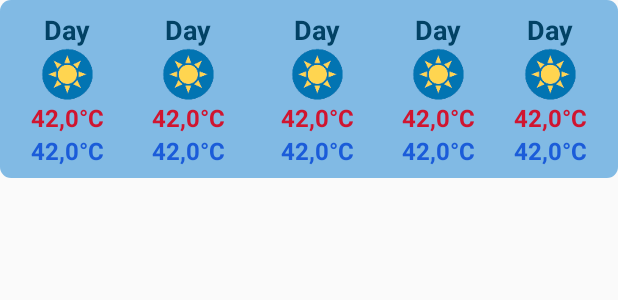
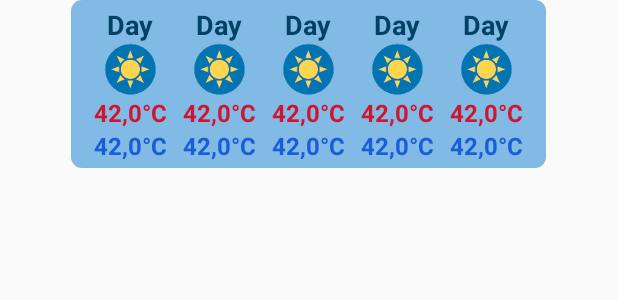
Before and after one commit to woheller69/weather, an Android app: the layout weather_widget_5day.xml on its own in the app's theme, with its tools: preview values and no code run, on a phone screen of 412 x 824 dp. Shown: the top 300 px of the screen. Run offline under Robolectric (Android 15) with nearby library versions, the phone set to English and light mode, and no system bars.

Commit message:
Modifiy widget layouts #36

```diff
--- a/app/src/main/res/layout/weather_widget.xml
+++ b/app/src/main/res/layout/weather_widget.xml
@@ -1,8 +1,10 @@
 <RelativeLayout xmlns:android="http://schemas.android.com/apk/res/android"
     android:layout_width="wrap_content"
     android:layout_height="wrap_content"
+    android:layout_gravity="top|center_horizontal"
+    android:paddingStart="10dp"
+    android:paddingEnd="10dp"
     android:id="@+id/widget_layout"
-
     android:previewImage="@drawable/weather_widget_preview">
 
     <ImageView
@@ -33,7 +35,7 @@
         android:text="CityName"
         android:textSize="18dp"
         android:textStyle="bold"
-        android:paddingTop="7dp"
+        android:paddingTop="4dp"
         android:layout_marginStart="7dp"
         android:textColor="@color/colorPrimaryDark" />
 
@@ -47,11 +49,11 @@
         android:text="@string/error_no_rain60min_data"
         android:letterSpacing="-0.1"
         android:layout_marginEnd="3dp"
-        android:layout_marginTop="0dp"
+        android:layout_marginTop="-3dp"
         android:layout_below="@id/widget_8h"
         android:layout_alignParentEnd="true"
         android:paddingEnd="7dp"
-        android:paddingBottom="7dp"
+        android:paddingBottom="4dp"
         android:textColor="@color/colorPrimaryDark" />
 
     <TextView
@@ -75,7 +77,7 @@
         android:layout_width="wrap_content"
         android:layout_height="wrap_content"
         android:scaleType="fitCenter"
-        android:paddingTop="7dp"
+        android:paddingTop="4dp"
         android:layout_marginEnd="10dp"
         android:background="@drawable/transparent_no_margin"
         android:layout_alignParentEnd="true"
@@ -87,7 +89,7 @@
         android:layout_width="wrap_content"
         android:layout_height="wrap_content"
         android:scaleType="fitCenter"
-        android:paddingTop="7dp"
+        android:paddingTop="4dp"
         android:background="@drawable/transparent_no_margin"
         android:layout_toStartOf="@id/widget_update"
         android:src="@drawable/ic_location_on_white_24dp"
@@ -114,7 +116,7 @@
         android:background="@drawable/rounded_grey"
         android:layout_below="@id/widget_sunrise_sunset"
         android:layout_toStartOf="@id/widget_wind"
-        android:layout_marginTop="5dp"
+        android:layout_marginTop="3dp"
         android:layout_marginEnd="5dp"
         android:paddingTop="1dp"
         android:paddingBottom="1dp"
@@ -129,8 +131,8 @@
         android:text="3 Bft"
         android:textSize="22dp"
         android:textStyle="bold"
-        android:layout_marginTop="5dp"
-        android:layout_marginBottom="5dp"
+        android:layout_marginTop="3dp"
+        android:layout_marginBottom="3dp"
         android:layout_below="@id/widget_sunrise_sunset"
         android:background="@drawable/rounded_grey"
         android:layout_alignParentEnd="true"
@@ -152,7 +154,7 @@
         android:layout_below="@id/widget_updatetime"
         android:layout_alignParentEnd="true"
         android:layout_marginBottom="3dp"
-        android:layout_marginTop="5dp"
+        android:layout_marginTop="3dp"
         android:layout_marginEnd="10dp"
         android:paddingTop="1dp"
         android:paddingBottom="1dp"
--- a/app/src/main/res/layout/weather_widget_5day.xml
+++ b/app/src/main/res/layout/weather_widget_5day.xml
@@ -1,26 +1,15 @@
-<LinearLayout xmlns:android="http://schemas.android.com/apk/res/android"
-    android:layout_width="match_parent"
+<GridLayout xmlns:android="http://schemas.android.com/apk/res/android"
+    android:layout_width="wrap_content"
     android:layout_height="wrap_content"
-    android:orientation="vertical"
+    android:layout_gravity="top|center_horizontal"
+    android:paddingTop="4dp"
+    android:paddingBottom="4dp"
+    android:paddingStart="10dp"
+    android:paddingEnd="10dp"
     android:id="@+id/widget5day_layout"
+    android:alignmentMode="alignMargins"
     android:background="@drawable/widget_background"
-    android:previewImage="@drawable/weather_widget5day_preview"
-    android:minHeight="40dp"
-    android:minWidth="250dp">
-
-    <LinearLayout
-        android:layout_width="match_parent"
-        android:layout_height="wrap_content"
-        android:orientation="horizontal"
-        android:paddingTop="10dp"
-        android:paddingBottom="10dp">
-
-        <GridLayout
-            android:layout_width="match_parent"
-            android:layout_height="match_parent"
-            android:layout_gravity="center"
-            android:orientation="vertical"
-            android:layout_weight="1">
+    android:previewImage="@drawable/weather_widget5day_preview">
 
     <TextView
         android:id="@+id/widget_5day_day1"
@@ -30,6 +19,8 @@
         android:textSize="18dp"
         android:textStyle="bold"
         android:layout_row="1"
+        android:layout_column="1"
+        android:paddingHorizontal="5dp"
         android:layout_gravity="center"
         android:textColor="@color/colorPrimaryDark" />
 
@@ -40,6 +31,8 @@
         android:scaleType="centerCrop"
         android:src="@mipmap/weather_icon_10d"
         android:layout_row="2"
+        android:layout_column="1"
+        android:paddingHorizontal="5dp"
         android:layout_gravity="center" />
     <ImageView
         android:id="@+id/widget_5day_wind1"
@@ -47,6 +40,7 @@
         android:layout_height="wrap_content"
         android:scaleType="fitCenter"
         android:layout_row="2"
+        android:layout_column="1"
         android:layout_marginLeft="35dp"
         android:layout_gravity="top|center" />
     <TextView
@@ -57,6 +51,8 @@
         android:textSize="16dp"
         android:textStyle="bold"
         android:layout_row="3"
+        android:layout_column="1"
+        android:paddingHorizontal="5dp"
         android:layout_gravity="center"
         android:textColor="@color/red" />
 
@@ -68,17 +64,11 @@
         android:textSize="16dp"
         android:textStyle="bold"
         android:layout_row="4"
+        android:layout_column="1"
+        android:paddingHorizontal="5dp"
         android:layout_gravity="center"
         android:textColor="@color/midblue" />
 
-        </GridLayout>
-
-        <GridLayout
-            android:layout_width="match_parent"
-            android:layout_height="match_parent"
-            android:layout_gravity="center"
-            android:orientation="vertical"
-            android:layout_weight="1">
 
     <TextView
         android:id="@+id/widget_5day_day2"
@@ -88,6 +78,8 @@
         android:textSize="18dp"
         android:textStyle="bold"
         android:layout_row="1"
+        android:layout_column="2"
+        android:paddingHorizontal="5dp"
         android:layout_gravity="center"
         android:textColor="@color/colorPrimaryDark" />
 
@@ -98,6 +90,8 @@
         android:scaleType="centerCrop"
         android:src="@mipmap/weather_icon_10d"
         android:layout_row="2"
+        android:layout_column="2"
+        android:paddingHorizontal="5dp"
         android:layout_gravity="center" />
 
     <ImageView
@@ -106,6 +100,7 @@
         android:layout_height="wrap_content"
         android:scaleType="fitCenter"
         android:layout_row="2"
+        android:layout_column="2"
         android:layout_marginLeft="35dp"
         android:layout_gravity="top|center" />
 
@@ -117,6 +112,8 @@
         android:textSize="16dp"
         android:textStyle="bold"
         android:layout_row="3"
+        android:layout_column="2"
+        android:paddingHorizontal="5dp"
         android:layout_gravity="center"
         android:textColor="@color/red" />
 
@@ -128,18 +125,10 @@
         android:textSize="16dp"
         android:textStyle="bold"
         android:layout_row="4"
+        android:layout_column="2"
+        android:paddingHorizontal="5dp"
         android:layout_gravity="center"
         android:textColor="@color/midblue" />
-
-        </GridLayout>
-
-        <GridLayout
-            android:layout_width="match_parent"
-            android:layout_height="match_parent"
-            android:layout_gravity="center"
-            android:orientation="vertical"
-            android:layout_weight="1"
-            android:paddingStart="11dp">
 
     <TextView
         android:id="@+id/widget_5day_day3"
@@ -149,6 +138,8 @@
         android:textSize="18dp"
         android:textStyle="bold"
         android:layout_row="1"
+        android:layout_column="3"
+        android:paddingHorizontal="5dp"
         android:layout_gravity="center"
         android:textColor="@color/colorPrimaryDark" />
 
@@ -159,6 +150,8 @@
         android:scaleType="centerCrop"
         android:src="@mipmap/weather_icon_10d"
         android:layout_row="2"
+        android:layout_column="3"
+        android:paddingHorizontal="5dp"
         android:layout_gravity="center" />
 
     <ImageView
@@ -167,6 +160,7 @@
         android:layout_height="wrap_content"
         android:scaleType="fitCenter"
         android:layout_row="2"
+        android:layout_column="3"
         android:layout_marginLeft="35dp"
         android:layout_gravity="top|center" />
 
@@ -178,6 +172,8 @@
         android:textSize="16dp"
         android:textStyle="bold"
         android:layout_row="3"
+        android:layout_column="3"
+        android:paddingHorizontal="5dp"
         android:layout_gravity="center"
         android:textColor="@color/red" />
 
@@ -189,18 +185,10 @@
         android:textSize="16dp"
         android:textStyle="bold"
         android:layout_row="4"
+        android:layout_column="3"
+        android:paddingHorizontal="5dp"
         android:layout_gravity="center"
         android:textColor="@color/midblue" />
-
-        </GridLayout>
-
-        <GridLayout
-            android:layout_width="match_parent"
-            android:layout_height="match_parent"
-            android:layout_gravity="center"
-            android:orientation="vertical"
-            android:layout_weight="1"
-            android:paddingStart="11dp">
 
     <TextView
         android:id="@+id/widget_5day_day4"
@@ -210,6 +198,8 @@
         android:textSize="18dp"
         android:textStyle="bold"
         android:layout_row="1"
+        android:layout_column="4"
+        android:paddingHorizontal="5dp"
         android:layout_gravity="center"
         android:textColor="@color/colorPrimaryDark" />
 
@@ -220,6 +210,8 @@
         android:scaleType="centerCrop"
         android:src="@mipmap/weather_icon_10d"
         android:layout_row="2"
+        android:layout_column="4"
+        android:paddingHorizontal="5dp"
         android:layout_gravity="center" />
 
     <ImageView
@@ -228,6 +220,7 @@
         android:layout_height="wrap_content"
         android:scaleType="fitCenter"
         android:layout_row="2"
+        android:layout_column="4"
         android:layout_marginLeft="35dp"
         android:layout_gravity="top|center" />
 
@@ -239,6 +232,8 @@
         android:textSize="16dp"
         android:textStyle="bold"
         android:layout_row="3"
+        android:layout_column="4"
+        android:paddingHorizontal="5dp"
         android:layout_gravity="center"
         android:textColor="@color/red" />
 
@@ -250,17 +245,10 @@
         android:textSize="16dp"
         android:textStyle="bold"
         android:layout_row="4"
+        android:layout_column="4"
+        android:paddingHorizontal="5dp"
         android:layout_gravity="center"
         android:textColor="@color/midblue" />
-
-        </GridLayout>
-
-        <GridLayout
-            android:layout_width="match_parent"
-            android:layout_height="match_parent"
-            android:orientation="vertical"
-            android:layout_weight="1"
-            android:layout_gravity="center_horizontal">
 
     <TextView
         android:id="@+id/widget_5day_day5"
@@ -270,6 +258,8 @@
         android:textSize="18dp"
         android:textStyle="bold"
         android:layout_row="1"
+        android:layout_column="5"
+        android:paddingHorizontal="5dp"
         android:layout_gravity="center"
         android:textColor="@color/colorPrimaryDark" />
 
@@ -280,6 +270,8 @@
         android:scaleType="centerCrop"
         android:src="@mipmap/weather_icon_10d"
         android:layout_row="2"
+        android:layout_column="5"
+        android:paddingHorizontal="5dp"
         android:layout_gravity="center" />
 
     <ImageView
@@ -288,6 +280,7 @@
         android:layout_height="wrap_content"
         android:scaleType="fitCenter"
         android:layout_row="2"
+        android:layout_column="5"
         android:layout_marginLeft="35dp"
         android:layout_gravity="top|center" />
 
@@ -299,6 +292,8 @@
         android:textSize="16dp"
         android:textStyle="bold"
         android:layout_row="3"
+        android:layout_column="5"
+        android:paddingHorizontal="5dp"
         android:layout_gravity="center"
         android:textColor="@color/red" />
 
@@ -310,10 +305,9 @@
         android:textSize="16dp"
         android:textStyle="bold"
         android:layout_row="4"
+        android:layout_column="5"
+        android:paddingHorizontal="5dp"
         android:layout_gravity="center"
         android:textColor="@color/midblue" />
 
 </GridLayout>
-
-    </LinearLayout>
-</LinearLayout>
--- a/app/src/main/res/xml/weather_widget_5day_info.xml
+++ b/app/src/main/res/xml/weather_widget_5day_info.xml
@@ -2,10 +2,10 @@
 <appwidget-provider xmlns:android="http://schemas.android.com/apk/res/android"
     android:initialKeyguardLayout="@layout/weather_widget_5day"
     android:initialLayout="@layout/weather_widget_5day"
-    android:minHeight="50dp"
+    android:minHeight="40dp"
     android:minWidth="200dp"
-    android:minResizeWidth="100dp"
-    android:minResizeHeight="60dp"
+    android:minResizeHeight="20dp"
+    android:minResizeWidth="50dp"
     android:previewImage="@drawable/weather_widget5day_preview"
     android:resizeMode="horizontal|vertical"
     android:updatePeriodMillis="21600000"
--- a/app/src/main/res/xml/weather_widget_info.xml
+++ b/app/src/main/res/xml/weather_widget_info.xml
@@ -4,8 +4,8 @@
     android:initialLayout="@layout/weather_widget"
     android:minHeight="120dp"
     android:minWidth="200dp"
-    android:minResizeWidth="100dp"
-    android:minResizeHeight="60dp"
+    android:minResizeHeight="20dp"
+    android:minResizeWidth="50dp"
     android:previewImage="@drawable/weather_widget_preview"
     android:resizeMode="horizontal|vertical"
     android:updatePeriodMillis="1800000"
```
Lines whose indentation alone changed are shown as unchanged.
